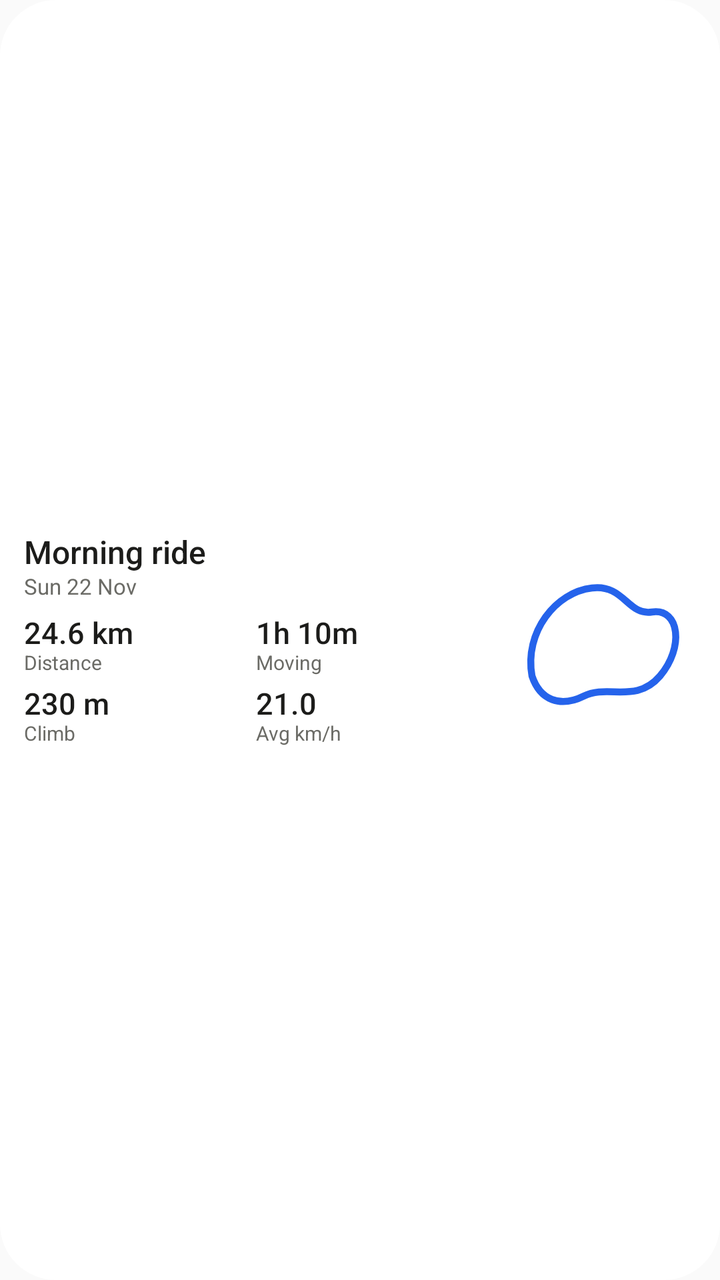
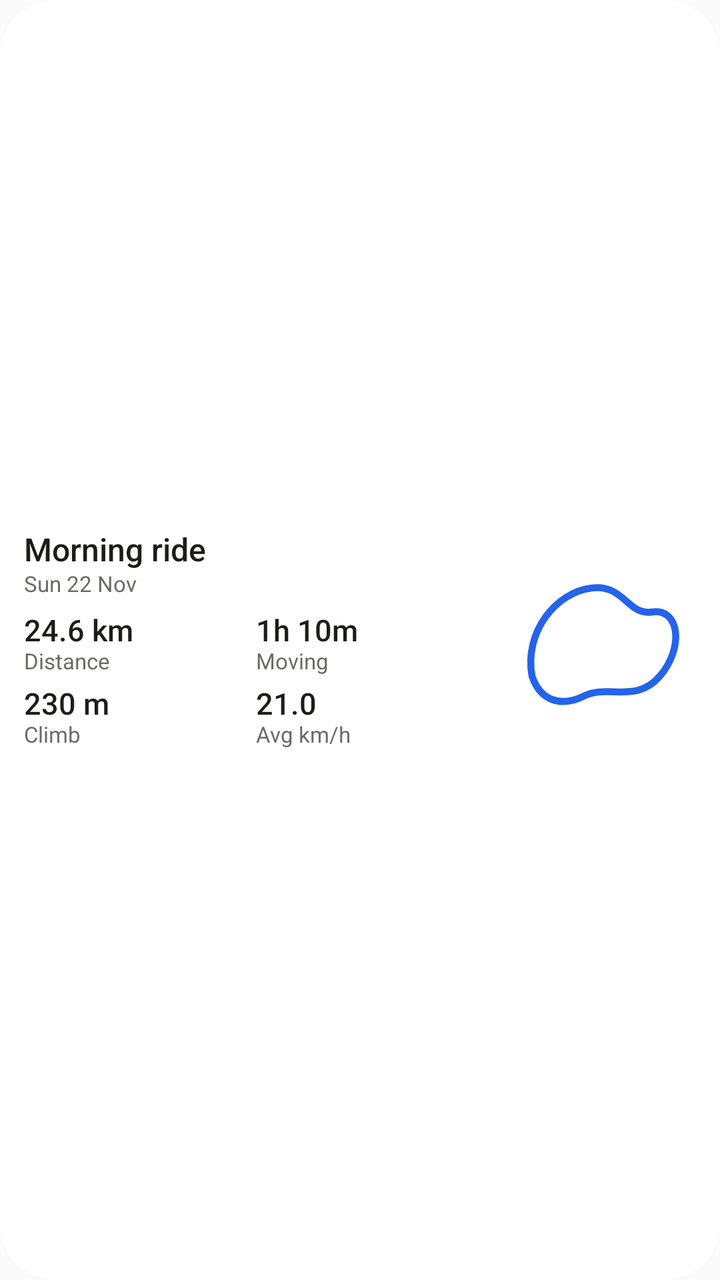

Two renders of the same Android screen: before a commit and after it. Below are the layout's source before the change and the commit's diff.
<!-- AndroidManifest.xml: application theme Theme.Cycler -->
<!-- res/layout/widget_last_ride.xml -->
<?xml version="1.0" encoding="utf-8"?>
<FrameLayout xmlns:android="http://schemas.android.com/apk/res/android"
    xmlns:tools="http://schemas.android.com/tools"
    android:id="@android:id/background"
    android:layout_width="match_parent"
    android:layout_height="match_parent"
    android:background="@drawable/widget_bg"
    android:padding="12dp">

    <LinearLayout
        android:id="@+id/last_content"
        android:layout_width="match_parent"
        android:layout_height="match_parent"
        android:gravity="center_vertical"
        android:orientation="horizontal">

        <LinearLayout
            android:layout_width="0dp"
            android:layout_height="wrap_content"
            android:layout_weight="1"
            android:orientation="vertical">

            <TextView
                android:id="@+id/last_name"
                android:layout_width="match_parent"
                android:layout_height="wrap_content"
                android:ellipsize="end"
                android:fontFamily="sans-serif-medium"
                android:includeFontPadding="false"
                android:singleLine="true"
                android:text="Morning ride"
                android:textColor="@color/widget_ink"
                android:textSize="16sp"
                tools:ignore="HardcodedText" />

            <TextView
                android:id="@+id/last_date"
                android:layout_width="match_parent"
                android:layout_height="wrap_content"
                android:layout_marginTop="1dp"
                android:ellipsize="end"
                android:includeFontPadding="false"
                android:singleLine="true"
                android:text="Sun 22 Nov"
                android:textColor="@color/widget_muted"
                android:textSize="11sp"
                tools:ignore="HardcodedText" />

            <LinearLayout
                android:layout_width="match_parent"
                android:layout_height="wrap_content"
                android:layout_marginTop="8dp"
                android:orientation="horizontal">

                <LinearLayout
                    android:layout_width="0dp"
                    android:layout_height="wrap_content"
                    android:layout_weight="1"
                    android:orientation="vertical">

                    <TextView
                        android:id="@+id/last_distance"
                        android:layout_width="match_parent"
                        android:layout_height="wrap_content"
                        android:ellipsize="end"
                        android:fontFamily="sans-serif-medium"
                        android:includeFontPadding="false"
                        android:singleLine="true"
                        android:text="24.6 km"
                        android:textColor="@color/widget_ink"
                        android:textSize="15sp"
                        tools:ignore="HardcodedText" />

                    <TextView
                        android:layout_width="match_parent"
                        android:layout_height="wrap_content"
                        android:includeFontPadding="false"
                        android:singleLine="true"
                        android:text="@string/widget_label_distance"
                        android:textColor="@color/widget_muted"
                        android:textSize="10sp" />
                </LinearLayout>

                <LinearLayout
                    android:layout_width="0dp"
                    android:layout_height="wrap_content"
                    android:layout_weight="1"
                    android:orientation="vertical">

                    <TextView
                        android:id="@+id/last_time"
                        android:layout_width="match_parent"
                        android:layout_height="wrap_content"
                        android:ellipsize="end"
                        android:fontFamily="sans-serif-medium"
                        android:includeFontPadding="false"
                        android:singleLine="true"
                        android:text="1h 10m"
                        android:textColor="@color/widget_ink"
                        android:textSize="15sp"
                        tools:ignore="HardcodedText" />

                    <TextView
                        android:layout_width="match_parent"
                        android:layout_height="wrap_content"
                        android:includeFontPadding="false"
                        android:singleLine="true"
                        android:text="@string/widget_label_moving"
                        android:textColor="@color/widget_muted"
                        android:textSize="10sp" />
                </LinearLayout>
            </LinearLayout>

            <LinearLayout
                android:layout_width="match_parent"
                android:layout_height="wrap_content"
                android:layout_marginTop="6dp"
                android:orientation="horizontal">

                <LinearLayout
                    android:layout_width="0dp"
                    android:layout_height="wrap_content"
                    android:layout_weight="1"
                    android:orientation="vertical">

                    <TextView
                        android:id="@+id/last_climb"
                        android:layout_width="match_parent"
                        android:layout_height="wrap_content"
                        android:ellipsize="end"
                        android:fontFamily="sans-serif-medium"
                        android:includeFontPadding="false"
                        android:singleLine="true"
                        android:text="230 m"
                        android:textColor="@color/widget_ink"
                        android:textSize="15sp"
                        tools:ignore="HardcodedText" />

                    <TextView
                        android:layout_width="match_parent"
                        android:layout_height="wrap_content"
                        android:includeFontPadding="false"
                        android:singleLine="true"
                        android:text="@string/widget_label_climb"
                        android:textColor="@color/widget_muted"
                        android:textSize="10sp" />
                </LinearLayout>

                <LinearLayout
                    android:layout_width="0dp"
                    android:layout_height="wrap_content"
                    android:layout_weight="1"
                    android:orientation="vertical">

                    <TextView
                        android:id="@+id/last_speed"
                        android:layout_width="match_parent"
                        android:layout_height="wrap_content"
                        android:ellipsize="end"
                        android:fontFamily="sans-serif-medium"
                        android:includeFontPadding="false"
                        android:singleLine="true"
                        android:text="21.0"
                        android:textColor="@color/widget_ink"
                        android:textSize="15sp"
                        tools:ignore="HardcodedText" />

                    <TextView
                        android:layout_width="match_parent"
                        android:layout_height="wrap_content"
                        android:includeFontPadding="false"
                        android:singleLine="true"
                        android:text="@string/widget_label_avg_speed"
                        android:textColor="@color/widget_muted"
                        android:textSize="10sp" />
                </LinearLayout>
            </LinearLayout>
        </LinearLayout>

        <ImageView
            android:id="@+id/last_route"
            android:layout_width="96dp"
            android:layout_height="match_parent"
            android:layout_marginStart="8dp"
            android:contentDescription="@null"
            android:scaleType="fitCenter"
            android:src="@drawable/widget_preview_route" />
    </LinearLayout>

    
    <LinearLayout
        android:id="@+id/last_empty"
        android:layout_width="match_parent"
        android:layout_height="match_parent"
        android:gravity="center_vertical"
        android:orientation="horizontal"
        android:visibility="gone">

        <LinearLayout
            android:layout_width="0dp"
            android:layout_height="wrap_content"
            android:layout_weight="1"
            android:orientation="vertical">

            <TextView
                android:layout_width="match_parent"
                android:layout_height="wrap_content"
                android:ellipsize="end"
                android:fontFamily="sans-serif-medium"
                android:includeFontPadding="false"
                android:singleLine="true"
                android:text="@string/widget_no_rides"
                android:textColor="@color/widget_ink"
                android:textSize="18sp" />

            <TextView
                android:layout_width="match_parent"
                android:layout_height="wrap_content"
                android:layout_marginTop="3dp"
                android:ellipsize="end"
                android:includeFontPadding="false"
                android:singleLine="true"
                android:text="@string/widget_no_rides_hint"
                android:textColor="@color/widget_muted"
                android:textSize="12sp" />
        </LinearLayout>

        <TextView
            android:id="@+id/last_start"
            android:layout_width="wrap_content"
            android:layout_height="wrap_content"
            android:layout_marginStart="8dp"
            android:background="@drawable/widget_btn_primary"
            android:fontFamily="sans-serif-medium"
            android:gravity="center"
            android:minHeight="36dp"
            android:paddingStart="14dp"
            android:paddingEnd="14dp"
            android:singleLine="true"
            android:text="@string/widget_start_ride"
            android:textColor="@color/widget_on_accent"
            android:textSize="14sp" />
    </LinearLayout>
</FrameLayout>
<!-- resources referenced by this layout -->
<resources>
  <color name="widget_ink">#1C1C1A</color>
  <color name="widget_muted">#6B6B66</color>
  <color name="widget_on_accent">#FFFFFF</color>
  <!-- drawable widget_bg (drawable) -->
  <?xml version="1.0" encoding="utf-8"?>
  <shape xmlns:android="http://schemas.android.com/apk/res/android" android:shape="rectangle">
      <solid android:color="@color/widget_surface" />
      <corners android:radius="@dimen/widget_radius" />
  </shape>
  <!-- drawable widget_btn_primary (drawable) -->
  <?xml version="1.0" encoding="utf-8"?>
  <shape xmlns:android="http://schemas.android.com/apk/res/android" android:shape="rectangle">
      <solid android:color="@color/widget_accent" />
      <corners android:radius="@dimen/widget_inner_radius" />
  </shape>
  <!-- drawable widget_preview_route (drawable) -->
  <?xml version="1.0" encoding="utf-8"?>
  <vector xmlns:android="http://schemas.android.com/apk/res/android"
      android:width="96dp" android:height="96dp" android:viewportWidth="96" android:viewportHeight="96">
      <path android:strokeColor="#2563EB" android:strokeWidth="3.5" android:strokeLineCap="round" android:strokeLineJoin="round"
          android:pathData="M14,66 C10,44 26,24 44,22 C60,20 62,36 74,34 C88,32 90,52 78,66 C66,80 52,70 40,76 C28,82 18,78 14,66" />
  </vector>
  <string name="widget_label_avg_speed">Avg km/h</string>
  <string name="widget_label_climb">Climb</string>
  <string name="widget_label_distance">Distance</string>
  <string name="widget_label_moving">Moving</string>
  <string name="widget_no_rides">No rides yet</string>
  <string name="widget_no_rides_hint">Record your first ride.</string>
  <string name="widget_start_ride">Start ride</string>
  <style name="Theme.Cycler" parent="android:Theme.Material.Light.NoActionBar" />
  <color name="widget_surface">#FFFFFF</color>
  <dimen name="widget_radius">20dp</dimen>
  <color name="widget_accent">#2563EB</color>
  <dimen name="widget_inner_radius">10dp</dimen>
</resources>

<!-- the commit's change to res/layout/widget_last_ride.xml (unified diff, before → after) -->
@@ -78,7 +78,7 @@
                         android:singleLine="true"
                         android:text="@string/widget_label_distance"
                         android:textColor="@color/widget_muted"
-                        android:textSize="10sp" />
+                        android:textSize="11sp" />
                 </LinearLayout>
 
                 <LinearLayout
@@ -107,7 +107,7 @@
                         android:singleLine="true"
                         android:text="@string/widget_label_moving"
                         android:textColor="@color/widget_muted"
-                        android:textSize="10sp" />
+                        android:textSize="11sp" />
                 </LinearLayout>
             </LinearLayout>
 
@@ -143,7 +143,7 @@
                         android:singleLine="true"
                         android:text="@string/widget_label_climb"
                         android:textColor="@color/widget_muted"
-                        android:textSize="10sp" />
+                        android:textSize="11sp" />
                 </LinearLayout>
 
                 <LinearLayout
@@ -172,7 +172,7 @@
                         android:singleLine="true"
                         android:text="@string/widget_label_avg_speed"
                         android:textColor="@color/widget_muted"
-                        android:textSize="10sp" />
+                        android:textSize="11sp" />
                 </LinearLayout>
             </LinearLayout>
         </LinearLayout>
